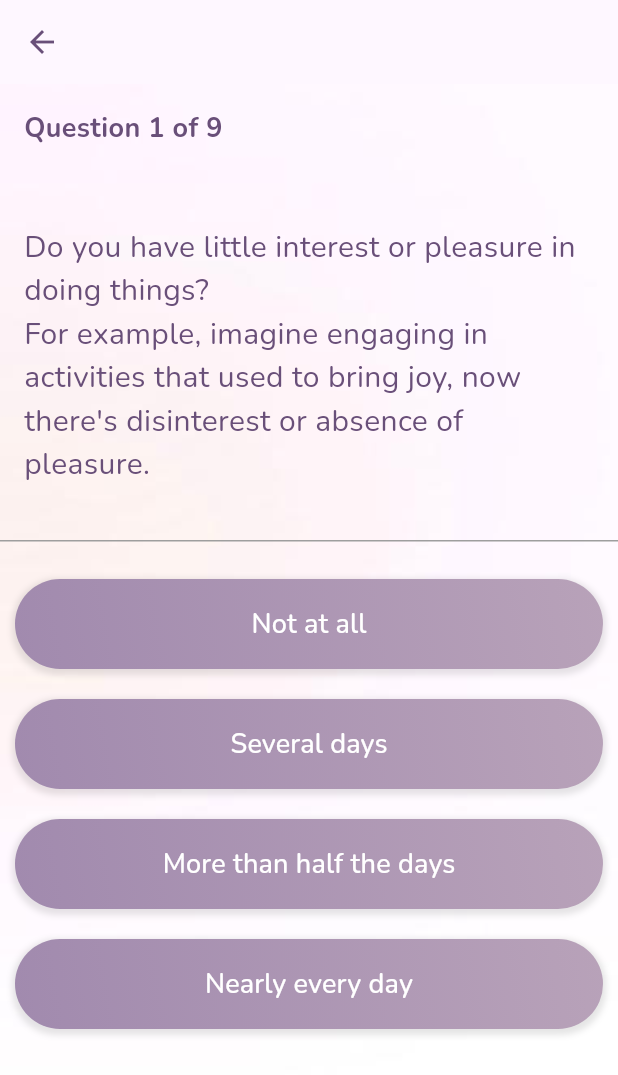
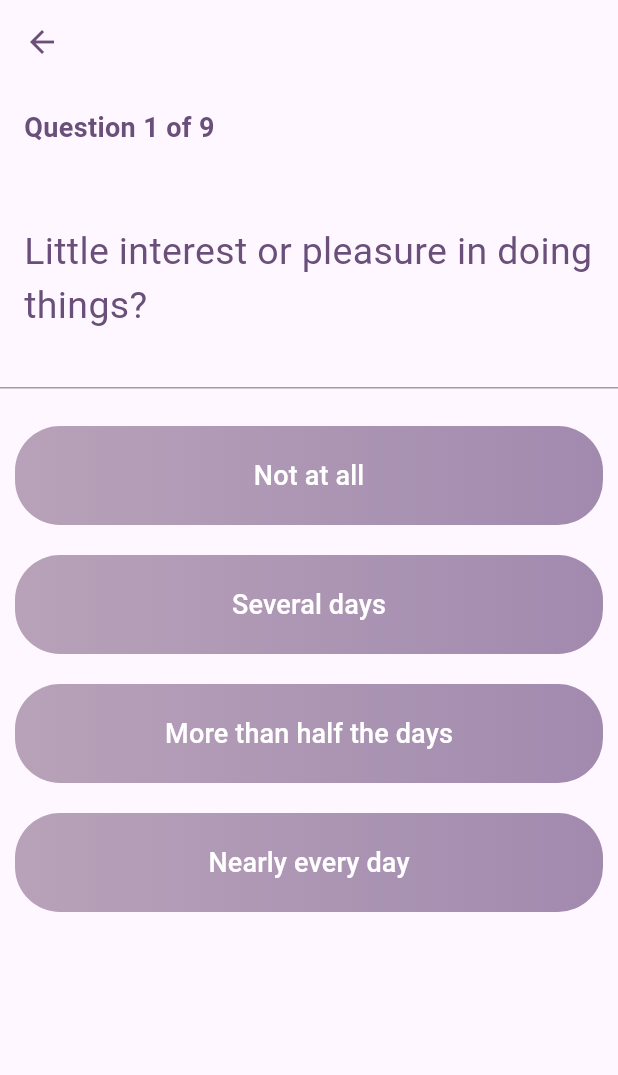
Before and after one commit to Aldanahm/2023-GP1-13, a Flutter app: the PHQ9Questions screen opened directly, on a phone screen of 412 x 824 dp. Shown: the top 1075 px of the screen. Run offline on Flutter 3.47's test engine with Material 3 defaults, Android fonts, the phone set to English and light mode, and no system bars; our stand-ins replace cloud_firestore, firebase_auth, firebase_core, fl_chart, google_fonts; accounts and stored records are empty.

Commit message:
Release-1

```diff
--- a/lib/Screens/phq9_questions.dart
+++ b/lib/Screens/phq9_questions.dart
@@ -1,8 +1,8 @@
 import 'package:flutter/material.dart';
-import 'package:google_fonts/google_fonts.dart';
 import 'package:inner_joy/Screens/phq9_results_page.dart';
 import 'package:firebase_auth/firebase_auth.dart';
 import 'package:cloud_firestore/cloud_firestore.dart';
+import 'package:inner_joy/Screens/PhqPage.dart';
 
 class PHQ9Questions extends StatefulWidget {
   @override
@@ -14,15 +14,15 @@ class _PHQ9QuestionsState extends State<PHQ9Questions> {
   List<int> userResponses = List.filled(9, -1);
 
   List<String> questions = [
-    "Do you have little interest or pleasure in doing things? \nFor example, imagine engaging in activities that used to bring joy, now there's disinterest or absence of pleasure.",
-    "Have you recently been feeling down, depressed, or hopeless?",
-    "Do you have trouble falling or staying asleep, or sleeping too much?",
-    "Are you constantly feeling tired or having little energy? \nLike you're going about your routine, a lack of energy makes even simple tasks feel exhausting.",
-    "Do you experience poor appetite or find yourself overeating?",
-    "Are there recurring thoughts of feeling bad about yourself or believing you are a failure or have let yourself or your family down?",
-    "Do you face trouble concentrating on things, such as reading or watching television?",
-    "Are often moving or speaking so slowly that other people could have noticed, or the opposite - being so fidgety or restless that you have been moving around a lot more than usual?",
-    "Do you encounter thoughts that you would be better off dead or of hurting yourself in some way?"
+    "Little interest or pleasure in doing things?",
+    "Feeling down, depressed, or hopeless?",
+    "Trouble falling or staying asleep, or sleeping too much?",
+    "Feeling tired or having little energy?",
+    "Poor appetite or overeating?",
+    "Feeling bad about yourself or that you are a failure or have let yourself or your family down?",
+    "Trouble concentrating on things, such as reading the newspaper or watching television?",
+    "Moving or speaking so slowly that other people could have noticed, or the opposite - being so fidgety or restless that you have been moving around a lot more than usual?",
+    "Thoughts that you would be better off dead or of hurting yourself in some way"
   ];
 
   void answerQuestion(int response) async {
@@ -34,34 +34,27 @@ class _PHQ9QuestionsState extends State<PHQ9Questions> {
     } else {
       int totalScore = userResponses.reduce((a, b) => a + b);
 
-      // Get the current date
       DateTime now = DateTime.now();
       int year = now.year;
       int month = now.month;
 
-      // Get the current user from Firebase Authentication
       User? user = FirebaseAuth.instance.currentUser;
 
       if (user != null) {
-        String userId = user.uid; // Retrieve the user ID from Firebase Auth
+        String userId = user.uid;
 
-        // Reference to the Firestore instance
         FirebaseFirestore firestore = FirebaseFirestore.instance;
 
-        // Reference to the user's document
         DocumentReference userDoc = firestore.collection('users').doc(userId);
 
-        // Get the existing data of the user's document
         final userDocSnapshot = await userDoc.get();
         final Map<String, dynamic>? userData =
             userDocSnapshot.data() as Map<String, dynamic>?;
 
-        // Prepare a map with the new data
         Map<String, dynamic> data = {
           'latestPHQScore': totalScore,
         };
 
-        // If the user document exists, update the data
         if (userData != null) {
           if (userData['phqScores'] == null) {
             data['phqScores'] = [];
@@ -73,19 +66,19 @@ class _PHQ9QuestionsState extends State<PHQ9Questions> {
             'year': year,
             'month': month,
           });
-          // Add the username to the data if it's present
           if (userData['username'] != null) {
             data['username'] = userData['username'];
           }
         }
 
-        // Update the user's document in Firestore
-        userDoc.set(data);
+      userDoc.set(data, SetOptions(merge: true));
+
+      BuildContext pageContext = context;
 
         Navigator.push(
-          context,
+          pageContext,
           MaterialPageRoute(
-            builder: (context) => PHQResultsPage(totalScore as int),
+            builder: (pageContext) => PHQResultsPage(totalScore: totalScore),
           ),
         );
       }
@@ -105,18 +98,22 @@ class _PHQ9QuestionsState extends State<PHQ9Questions> {
             color: Color(0xFF694F79),
           ),
           onPressed: () {
-            Navigator.of(context).pop();
+            if (currentQuestionIndex > 0) {
+              setState(() {
+                currentQuestionIndex--;
+              });
+            } else {
+              Navigator.push(
+                context,
+                MaterialPageRoute(
+                  builder: (context) => PhqPage(),
+                ),
+              );
+            }
           },
         ),
       ),
-      body: Container(
-        decoration: BoxDecoration(
-          image: DecorationImage(
-            image: AssetImage('assets/images/Background3.png'),
-            fit: BoxFit.cover,
-          ),
-        ),
-        child: Column(
+      body: Column(
         children: [
           Align(
             alignment: Alignment.topLeft,
@@ -124,7 +121,7 @@ class _PHQ9QuestionsState extends State<PHQ9Questions> {
               padding: const EdgeInsets.all(16.0),
               child: Text(
                 'Question ${currentQuestionIndex + 1} of 9',
-                  style: GoogleFonts.nunito(
+                style: TextStyle(
                   fontSize: 18,
                   fontWeight: FontWeight.bold,
                   color: Color(0xFF694F79),
@@ -139,8 +136,8 @@ class _PHQ9QuestionsState extends State<PHQ9Questions> {
               padding: const EdgeInsets.all(16.0),
               child: Text(
                 questions[currentQuestionIndex],
-                  style: GoogleFonts.nunito(
-                    fontSize: 20,
+                style: TextStyle(
+                  fontSize: 25,
                   color: Color(0xFF694F79),
                 ),
               ),
@@ -162,46 +159,46 @@ class _PHQ9QuestionsState extends State<PHQ9Questions> {
                   decoration: BoxDecoration(
                     borderRadius: BorderRadius.circular(30.0),
                     gradient: LinearGradient(
-                        begin: Alignment.bottomLeft,
-                        end: Alignment.topRight,
                       colors: [
-                          Color(0xFFA18AAE), // Bottom-left color
-                          Color(0xFFB8A2B9), // Top-right color
+                        Color(0xFFB8A2B9),
+                        Color(0xFFA18AAE),
                       ],
                     ),
-                      boxShadow: [
-                        BoxShadow(
-                          color: Colors.black.withOpacity(0.1),
-                          spreadRadius: 2,
-                          blurRadius: 3,
-                          offset: Offset(0, 2),
-                        ),
-                      ],
                   ),
                   child: ElevatedButton(
-                      onPressed: () {
-                        answerQuestion(i);
-                      },
-                      child: Text(
-                        [
-                          'Not at all',
-                          'Several days',
-                          'More than half the days',
-                          'Nearly every day'
-                        ][i],
-                        style: GoogleFonts.nunito(
-                          fontSize: 18,
-                          color: Colors.white,
-                        ),
-                      ),
+                    onPressed: () => answerQuestion(i),
                     style: ElevatedButton.styleFrom(
                       primary: Colors.transparent,
-                        onPrimary: Colors.transparent,
-                        minimumSize: Size(double.infinity, 60),
+                      elevation: 0,
+                      padding: EdgeInsets.all(20),
                       shape: RoundedRectangleBorder(
                         borderRadius: BorderRadius.circular(30.0),
                       ),
-                        elevation: 0,
+                    ),
+                    child: Text(
+                      i == 0
+                          ? "Not at all"
+                          : i == 1
+                              ? "Several days"
+                              : i == 2
+                                  ? "More than half the days"
+                                  : "Nearly every day",
+                      style: TextStyle(
+                        color: Colors.white,
+                        fontSize: 18,
+                      ),
+                    ),
+                  ),
+                ),
+                if (userResponses[currentQuestionIndex] == i)
+                  Container(
+                    width: double.infinity,
+                    margin: EdgeInsets.all(10),
+                    decoration: BoxDecoration(
+                      borderRadius: BorderRadius.circular(30.0),
+                      border: Border.all(
+                        color: Colors.white,
+                        width: 2,
                       ),
                     ),
                   ),
@@ -209,7 +206,6 @@ class _PHQ9QuestionsState extends State<PHQ9Questions> {
             ),
         ],
       ),
-      ),
     );
   }
 }
```
Also changed, not shown: lib/Screens/gad7_questions.dart (+65 -48 lines), lib/Screens/gad7_results_page.dart (+41 -63 lines), lib/Screens/phq9_results_page.dart (+16 -14 lines). Lines whose indentation alone changed are shown as unchanged.
